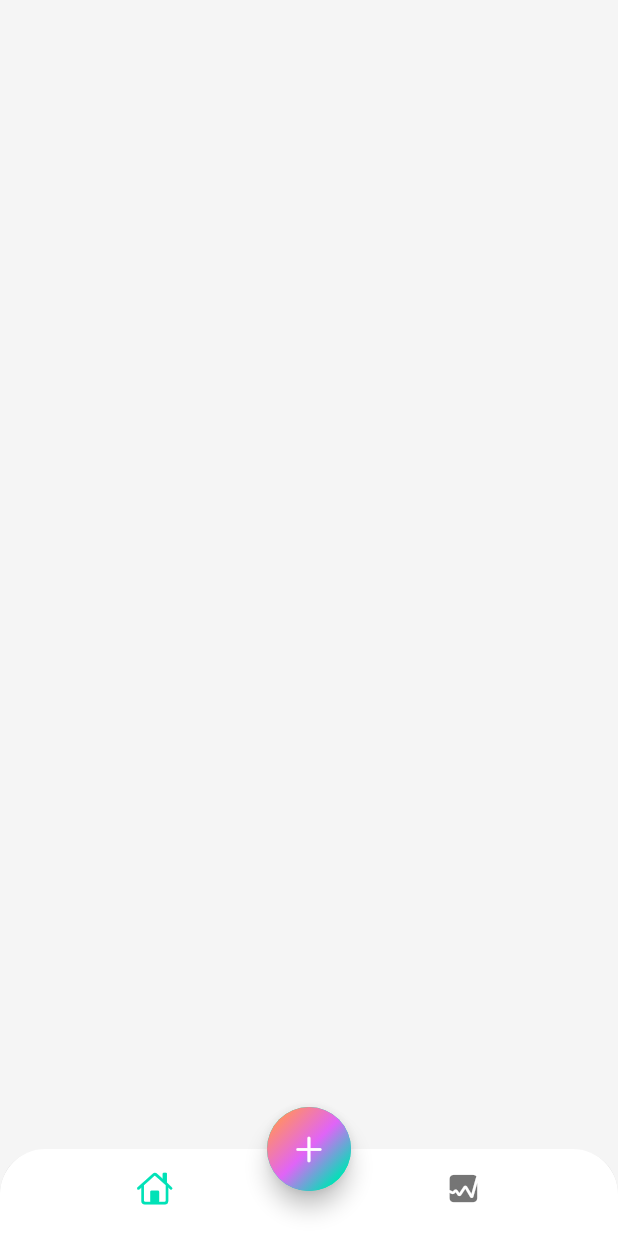
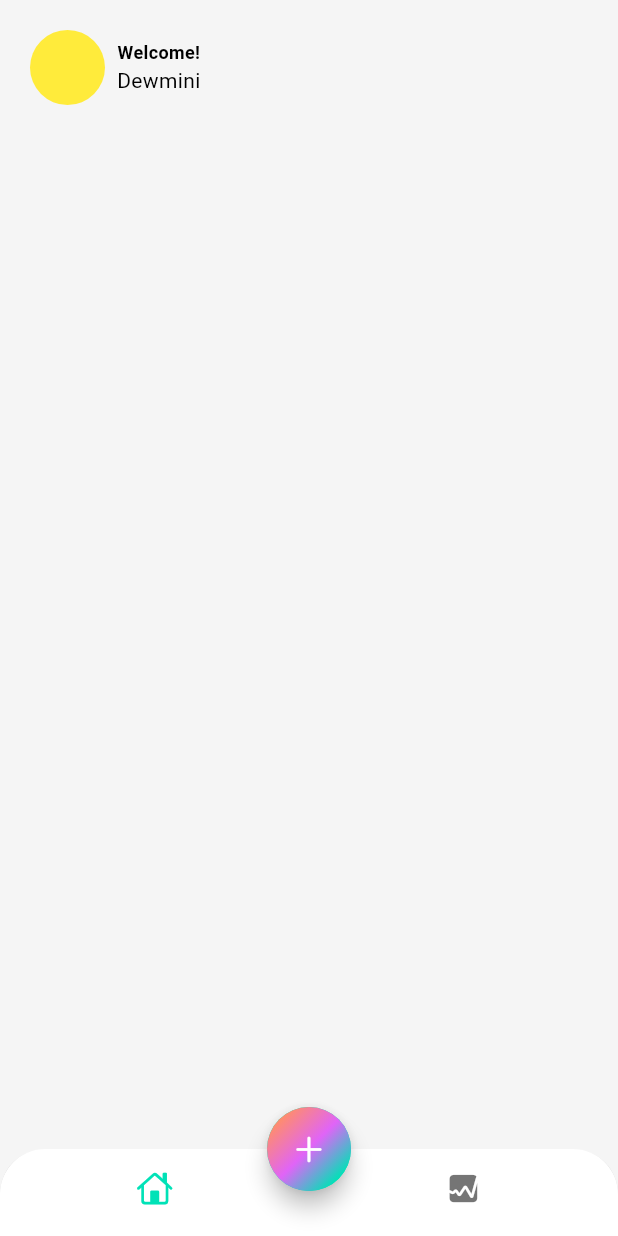
Before and after one commit to nilupul-dew/expenses_tracker, a Flutter app: the screen it shows after launch, on a phone screen of 412 x 824 dp. Run offline on Flutter 3.47's test engine with Material 3 defaults, Android fonts, the phone set to English and light mode, and no system bars.

Commit message:
fraction of the main section of the home screen

```diff
--- a/expense_tracker_app/lib/screens/home/views/home_screen.dart
+++ b/expense_tracker_app/lib/screens/home/views/home_screen.dart
@@ -1,5 +1,6 @@
 import 'dart:math';
 
+import 'package:expense_tracker_app/screens/home/views/main_screen.dart';
 import 'package:flutter/cupertino.dart';
 import 'package:flutter/material.dart';
 
@@ -9,7 +10,7 @@ class HomeScreen extends StatelessWidget {
   @override
   Widget build(BuildContext context) {
     return Scaffold(
-      appBar: AppBar(),
+      //appBar: AppBar(),
       bottomNavigationBar: ClipRRect(
         borderRadius: const BorderRadius.vertical(top: Radius.circular(30)),
         child: BottomNavigationBar(
@@ -50,6 +51,7 @@ class HomeScreen extends StatelessWidget {
           child: const Icon(CupertinoIcons.add),
         ),
       ),
+      body: MainScreen(),
     );
   }
 }
--- /dev/null
+++ b/expense_tracker_app/lib/screens/home/views/main_screen.dart
@@ -0,0 +1,43 @@
+import 'package:flutter/material.dart';
+
+class MainScreen extends StatelessWidget {
+  const MainScreen({super.key});
+
+  @override
+  Widget build(BuildContext context) {
+    return SafeArea(
+      child: Padding(
+        padding: const EdgeInsets.all(20.0),
+        child: Column(
+          children: [
+            Row(
+              children: [
+                Container(
+                  width: 50,
+                  height: 50,
+                  decoration: BoxDecoration(
+                    shape: BoxShape.circle,
+                    color: Colors.yellow,
+                  ),
+                ),
+                const SizedBox(width: 8),
+                const Column(
+                  children: [
+                    Text(
+                      "Welcome!",
+                      style: TextStyle(
+                        fontSize: 12,
+                        fontWeight: FontWeight.w600,
+                      ),
+                    ),
+                    Text("Dewmini"),
+                  ],
+                ),
+              ],
+            ),
+          ],
+        ),
+      ),
+    );
+  }
+}
```
